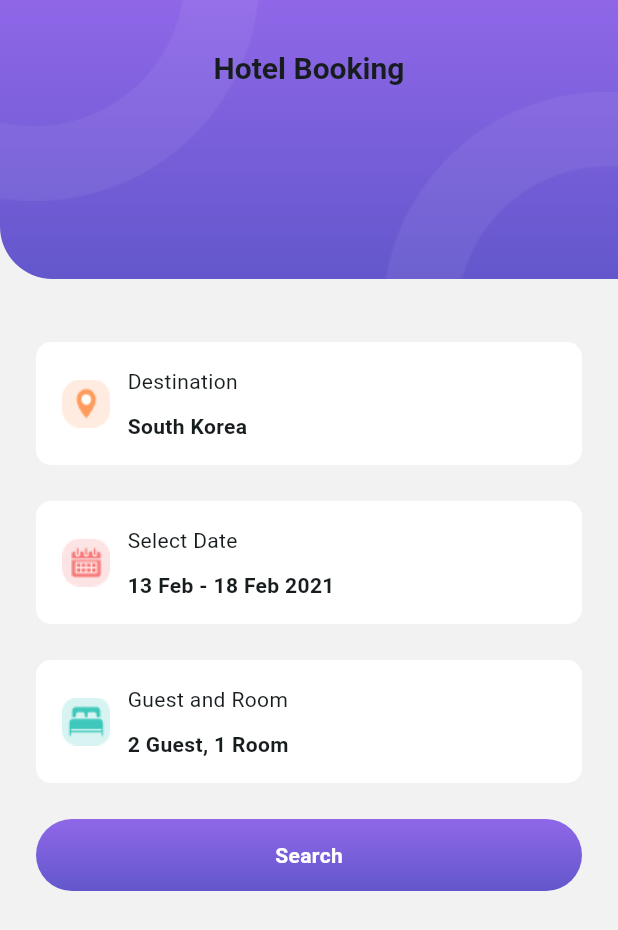
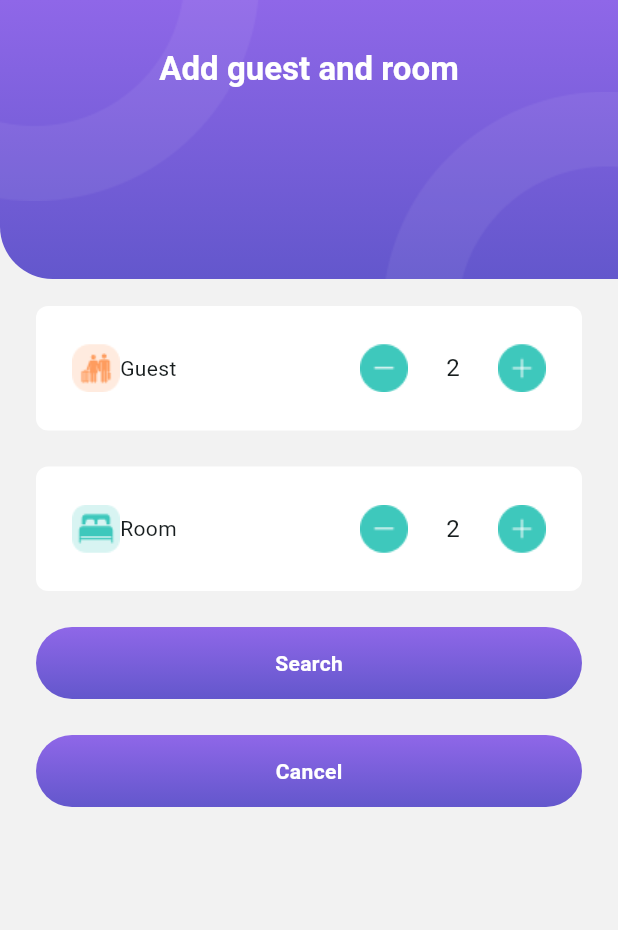
Before and after one commit to HAV47/travel_app, a Flutter app: the AppBarContainer screen opened directly, on a phone screen of 412 x 824 dp. Shown: the top 930 px of the screen. Run offline on Flutter 3.47's test engine with Material 3 defaults, Android fonts, the phone set to English and light mode, and no system bars; our stand-ins replace font_awesome_flutter, hive_flutter, salomon_bottom_bar, smooth_page_indicator, syncfusion_flutter_datepicker; accounts and stored records are empty.

Commit message:
them giao dien

```diff
--- a/lib/core/helpers/asset_helper.dart
+++ b/lib/core/helpers/asset_helper.dart
@@ -12,6 +12,10 @@ class AssetHelper{
   static const String icon_all = 'assets/icons/icon_all.png';
   static const String iconCelender = 'assets/icons/icon_celender.png';
   static const String iconBed = 'assets/icons/icon_bed.png';
+  static const String iconGuest = 'assets/icons/icon_guest.png';
+  static const String iconDecrease = 'assets/icons/icon_decrease.png';
+  static const String iconIncrease = 'assets/icons/icon_increase.png';
+  static const String iconRoom = 'assets/icons/icon_room.png';
   static const String iconLocation = 'assets/icons/icon_location.png';
   static const String dubai = 'assets/images/dubai.png';
   static const String japan = 'assets/images/japan.png';
--- a/lib/representation/screens/home_screen.dart
+++ b/lib/representation/screens/home_screen.dart
@@ -279,7 +279,7 @@ class _HomeScreenState extends State<HomeScreen> {
                     ),
                   ),
                   SizedBox(
-                    height: kMediumPadding,
+                    width: kMediumPadding,
                   ),
                   Expanded(
                     child: Column(
--- a/lib/representation/widgets/app_bar_container.dart
+++ b/lib/representation/widgets/app_bar_container.dart
@@ -2,6 +2,7 @@ import 'package:flutter/material.dart';
 import 'package:font_awesome_flutter/font_awesome_flutter.dart';
 import 'package:travelapp/core/constans/dimention/color_palette.dart';
 import 'package:travelapp/core/constans/dimention/dimention_constants.dart';
+import 'package:travelapp/core/constans/text_style.dart';
 import 'package:travelapp/core/helpers/asset_helper.dart';
 import 'package:travelapp/core/helpers/image_helper.dart';
 
@@ -12,6 +13,7 @@ class AppBarContainer extends StatelessWidget {
     this.title,
     this.implementLeading = false,
     this.titleString,
+    this.subTitleString,
     this.implementTraling = false,
     this.paddingContent = const EdgeInsets.symmetric(
       horizontal: kMediumPadding,
@@ -21,6 +23,7 @@ class AppBarContainer extends StatelessWidget {
   final Widget child;
   final Widget? title;
   final String? titleString;
+  final String? subTitleString;
   final bool implementLeading;
   final bool implementTraling;
   final EdgeInsets? paddingContent;
@@ -48,7 +51,7 @@ class AppBarContainer extends StatelessWidget {
                                   Radius.circular(kMediumPadding)),
                               color: Colors.white),
                           padding: const EdgeInsets.all(kItemPadding),
-                          child: const Icon(
+                          child: Icon(
                             FontAwesomeIcons.arrowLeft,
                             color: Colors.black,
                             size: kDefaultPadding,
@@ -60,9 +63,19 @@ class AppBarContainer extends StatelessWidget {
                             children: [
                               Text(
                                 titleString ?? '',
-                                style: const TextStyle(
-                                    fontWeight: FontWeight.bold, fontSize: 20),
-                              )
+                                style: TextStyles.defaultStyle.fontHeader
+                                    .whiteTextColor.bold,
+                              ),
+                              if (subTitleString != null)
+                                Padding(
+                                  padding: const EdgeInsets.only(
+                                      top: kMediumPadding),
+                                  child: Text(
+                                    subTitleString!,
+                                    style: TextStyles.defaultStyle.fontCaption
+                                        .whiteTextColor,
+                                  ),
+                                ),
                             ],
                           ),
                         ),
--- a/lib/representation/widgets/item_booking_widget.dart
+++ b/lib/representation/widgets/item_booking_widget.dart
@@ -1,8 +1,5 @@
-import 'package:flutter/cupertino.dart';
 import 'package:flutter/material.dart';
 import 'package:travelapp/core/constans/dimention/dimention_constants.dart';
-import 'package:travelapp/core/helpers/asset_helper.dart';
-import 'package:travelapp/representation/widgets/item_booking_widget.dart';
 
 class ItemBookingWidget extends StatelessWidget {
   const ItemBookingWidget(
--- /dev/null
+++ b/lib/representation/widgets/item_guest_and_room_widget.dart
@@ -0,0 +1,111 @@
+import 'package:flutter/cupertino.dart';
+import 'package:flutter/material.dart';
+import 'package:travelapp/core/constans/dimention/dimention_constants.dart';
+import 'package:travelapp/core/helpers/asset_helper.dart';
+import 'package:travelapp/core/helpers/image_helper.dart';
+
+class ItemAddGuestAndRoom extends StatefulWidget {
+  const ItemAddGuestAndRoom(
+      {super.key,
+      required this.title,
+      required this.icon,
+      required this.initData});
+
+  final String title;
+  final String icon;
+  final int initData;
+
+  @override
+  State<ItemAddGuestAndRoom> createState() => _ItemAddGuestAndRoomState();
+}
+
+class _ItemAddGuestAndRoomState extends State<ItemAddGuestAndRoom> {
+  late final TextEditingController _textEditingController;
+  final FocusNode _focusNode = FocusNode();
+  late int number;
+
+  @override
+  void initState() {
+    super.initState();
+    _textEditingController =
+        TextEditingController(text: widget.initData.toString())
+          ..addListener(() {
+            number = int.parse(_textEditingController.text);
+          });
+    number = widget.initData;
+  }
+
+  @override
+  Widget build(BuildContext context) {
+    return Container(
+      decoration: BoxDecoration(
+        borderRadius: BorderRadius.circular(kTopPadding),
+        color: Colors.white,
+      ),
+      margin: EdgeInsets.only(bottom: kMediumPadding),
+      padding: EdgeInsets.all(kMediumPadding),
+      child: Row(
+        children: [
+          ImageHelper.LoadFromAsset(widget.icon),
+          SizedBox(
+            height: kMediumPadding,
+          ),
+          Text(widget.title),
+          Spacer(),
+          GestureDetector(
+            onTap: () {
+              if (number > 1) {
+                setState(() {
+                  number--;
+                  _textEditingController.text = number.toString();
+                  if (_focusNode.hasFocus) {
+                    _focusNode.unfocus();
+                  }
+                });
+              }
+            },
+            child: ImageHelper.LoadFromAsset(AssetHelper.iconDecrease),
+          ),
+          Container(
+            height: 35,
+            width: 60,
+            padding: EdgeInsets.only(left: 3),
+            alignment: Alignment.center,
+            child: TextField(
+              controller: _textEditingController,
+              textAlign: TextAlign.center,
+              focusNode: _focusNode,
+              enabled: true,
+              autocorrect: false,
+              minLines: 1,
+              maxLines: 1,
+              keyboardType: TextInputType.number,
+              decoration: InputDecoration(
+                border: InputBorder.none,
+                focusedBorder: InputBorder.none,
+                enabledBorder: InputBorder.none,
+                contentPadding: const EdgeInsets.only(
+                  bottom: 18,
+                ),
+              ),
+              onChanged: (value) {},
+              onSubmitted: (String submitValue) {},
+            ),
+          ),
+          GestureDetector(
+            onTap: () {
+              setState(() {
+                number++;
+                _textEditingController.text = number.toString();
+                if (_focusNode.hasFocus) {
+                  _focusNode.unfocus();
+                }
+              });
+            },
+            child: ImageHelper.LoadFromAsset(AssetHelper.iconIncrease),
+          ),
+        ],
+      ),
+    );
+  }
+}
--- a/lib/routes.dart
+++ b/lib/routes.dart
@@ -1,8 +1,10 @@
 import 'package:flutter/cupertino.dart';
+import 'package:travelapp/representation/screens/guest_and_room_booking_screen.dart';
 import 'package:travelapp/representation/screens/hotel_booking_screen.dart';
 import 'package:travelapp/representation/screens/hotel_screen.dart';
 import 'package:travelapp/representation/screens/intro_screen.dart';
 import 'package:travelapp/representation/screens/main_app.dart';
+import 'package:travelapp/representation/screens/select_date_screen.dart';
 import 'package:travelapp/representation/screens/splash_screen.dart';
 
 final Map<String,WidgetBuilder>routes = {
@@ -10,5 +12,7 @@ final Map<String,WidgetBuilder>routes = {
   IntroScreen.routeName:(context) => const IntroScreen(),
   MainApp.routeName:(context) => const MainApp(),
   HotelScreen.routeName:(context) => const HotelScreen(),
-  HotelBookingScreen.routeName:(context) => const HotelBookingScreen(),
+  HotelBookingScreen.routeName:(context) =>   HotelBookingScreen(),
+  SelectDateScreen.routeName:(context) =>  SelectDateScreen(),
+  GuestAndRoomBookingScreen.routeName: (context) => const GuestAndRoomBookingScreen(),
 };
--- a/pubspec.yaml
+++ b/pubspec.yaml
@@ -37,6 +37,7 @@ dependencies:
   hive_flutter: ^1.1.0
   salomon_bottom_bar: ^3.3.1
   font_awesome_flutter: ^10.1.0
+  syncfusion_flutter_datepicker: ^25.1.38
 
 dev_dependencies:
   flutter_test:
```
Also changed, not shown: lib/core/constans/extention/date_ext.dart (added, +12 -0 lines), lib/representation/screens/guest_and_room_booking_screen.dart (added, +49 -0 lines), lib/representation/screens/hotel_booking_screen.dart (+38 -10 lines), lib/representation/screens/select_date_screen.dart (added, +58 -0 lines), assets/icons/icon_decrease.png (added), assets/icons/icon_guest.png (added), assets/icons/icon_increase.png (added), assets/icons/icon_room.png (added), pubspec.lock.
